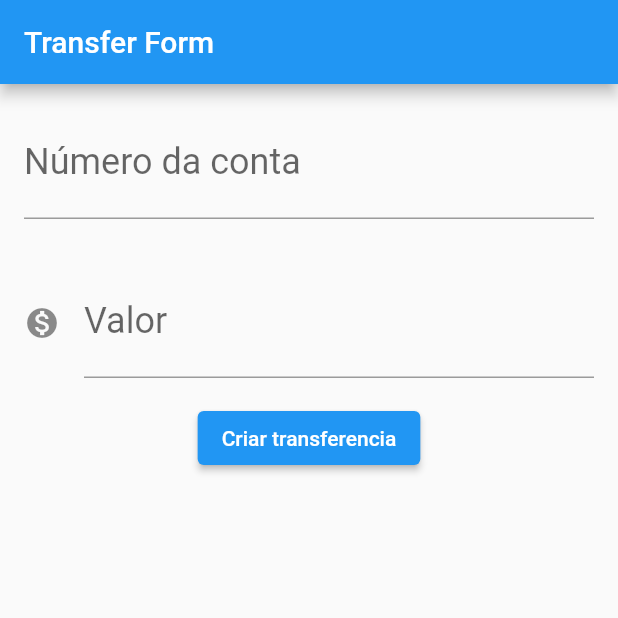
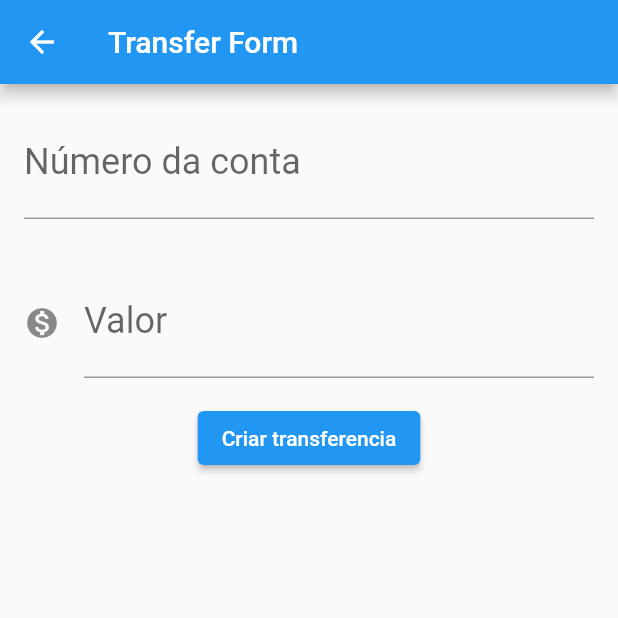
Before and after one commit to 1jGabriel/alura-flutter-modulo-1, a Flutter app: the TransferForm screen opened directly, on a phone screen of 412 x 824 dp, the top half of it. Run offline on Flutter 3.47's test engine with Material 2 defaults, Android fonts, the phone set to English and light mode, and no system bars.

Commit message:
4th class result code

```diff
--- a/lib/main.dart
+++ b/lib/main.dart
@@ -11,10 +11,10 @@ class ByteBankApp extends StatelessWidget {
 
   @override
   Widget build(BuildContext context) {
-    return MaterialApp(
-        home: Scaffold(
-      body: TransferForm(),
-    ));
+    return MaterialApp(initialRoute: '/', routes: {
+      '/': (context) => TransferList(),
+      '/create-transfer': (context) => TransferForm()
+    });
   }
 }
 
@@ -30,50 +30,74 @@ class TransferForm extends StatelessWidget {
         appBar: AppBar(title: const Text("Transfer Form")),
         body: Column(
           children: [
-            Padding(
-              padding: EdgeInsets.all(16.0),
-              child: TextField(
-                controller: _accountNumberController,
-                keyboardType: TextInputType.number,
-                style: TextStyle(
-                  fontSize: 24.0,
-                ),
-                decoration: InputDecoration(
-                    labelText: 'Número da conta', hintText: '0000'),
-              ),
+            Editor(
+              controller: _accountNumberController,
+              label: 'Número da conta',
+              hint: '0000',
             ),
-            Padding(
-              padding: EdgeInsets.all(16.0),
-              child: TextField(
-                controller: _amountController,
-                keyboardType: TextInputType.number,
-                style: TextStyle(
-                  fontSize: 24.0,
-                ),
-                decoration: InputDecoration(
-                    icon: Icon(Icons.monetization_on),
-                    labelText: 'Valor',
-                    hintText: '0.00'),
-              ),
+            Editor(
+              controller: _amountController,
+              label: 'Valor',
+              hint: '0.00',
+              icon: Icons.monetization_on,
             ),
             ElevatedButton(
                 onPressed: () {
-                  final amount = double.tryParse(_amountController.text);
-                  final accountNumber = _accountNumberController.text;
-                  if (amount != null) {
-                    final transferPojo = TransferPojo(amount, accountNumber);
-                    ScaffoldMessenger.of(context)
-                        .showSnackBar(SnackBar(content: Text('$transferPojo')));
-                  }
+                  createTransfer(context);
                 },
                 child: const Text('Criar transferencia'))
           ],
         ));
   }
+
+  void createTransfer(BuildContext context) {
+    final amount = double.tryParse(_amountController.text);
+    final accountNumber = _accountNumberController.text;
+    if (amount != null) {
+      final transferPojo = TransferPojo(amount, accountNumber);
+      Navigator.pop(context, transferPojo);
+      debugPrint('$transferPojo');
+    }
+  }
+}
+
+class Editor extends StatelessWidget {
+  final TextEditingController controller;
+  final String label;
+  final String hint;
+  final IconData? icon;
+
+  Editor({
+    required this.controller,
+    required this.label,
+    required this.hint,
+    this.icon,
+  });
+
+  @override
+  Widget build(BuildContext context) {
+    return Padding(
+      padding: EdgeInsets.all(16.0),
+      child: TextField(
+        controller: controller,
+        keyboardType: TextInputType.number,
+        style: TextStyle(
+          fontSize: 24.0,
+        ),
+        decoration: InputDecoration(
+          icon: icon != null ? Icon(icon) : null,
+          labelText: label,
+          hintText: hint,
+        ),
+      ),
+    );
+  }
 }
 
 class TransferList extends StatelessWidget {
-  const TransferList({
+  final List<TransferPojo?> _transfers = [];
+
+  TransferList({
     Key? key,
   }) : super(key: key);
 
@@ -85,15 +109,27 @@ class TransferList extends StatelessWidget {
           'Transferências',
         ),
       ),
-      body: Column(
-        children: <Widget>[
-          TransferItem(TransferPojo(2.0, '123')),
-          TransferItem(TransferPojo(3.0, '123')),
-        ],
+      body: ListView.builder(
+        itemCount: _transfers.length,
+        itemBuilder: (context, index) {
+          final item = _transfers[index];
+          if (item != null) {
+            debugPrint('$item');
+            return TransferItem(item);
+          } else {
+            return Spacer();
+          }
+        },
       ),
       floatingActionButton: FloatingActionButton(
         child: const Icon(Icons.add),
-        onPressed: () => debugPrint("abc"),
+        onPressed: () {
+          final Future future = Navigator.pushNamed(
+            context,
+            '/create-transfer'
+          );
+          future.then((transferCreated) => {_transfers.add(transferCreated)});
+        },
       ),
     );
   }
```
